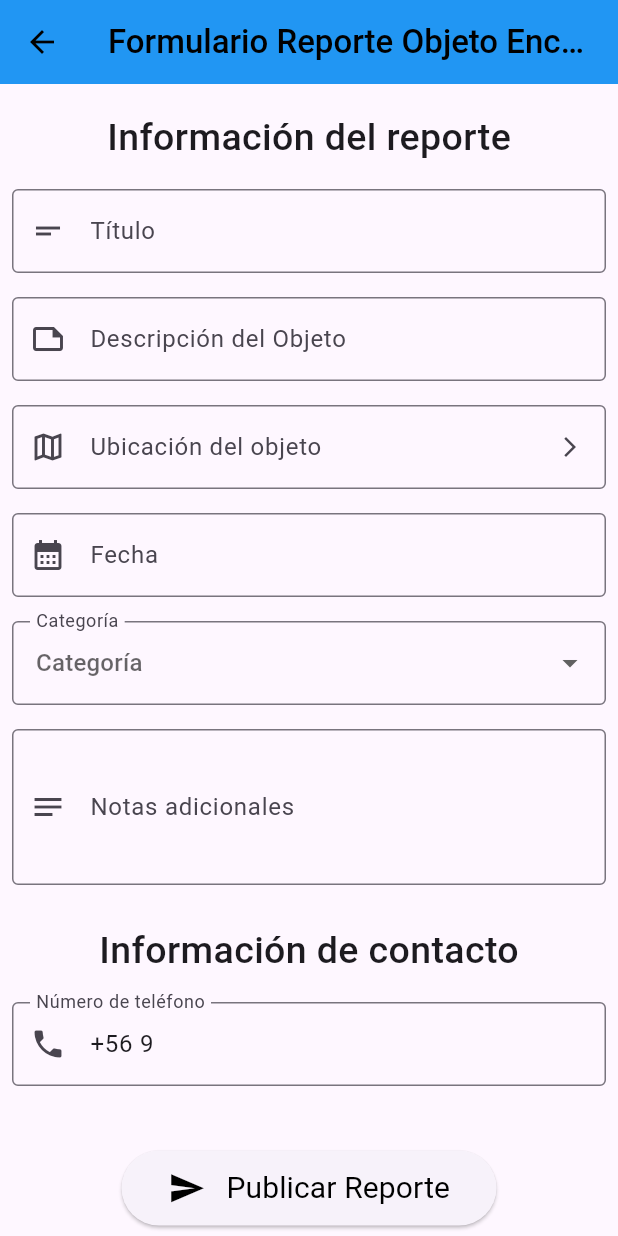
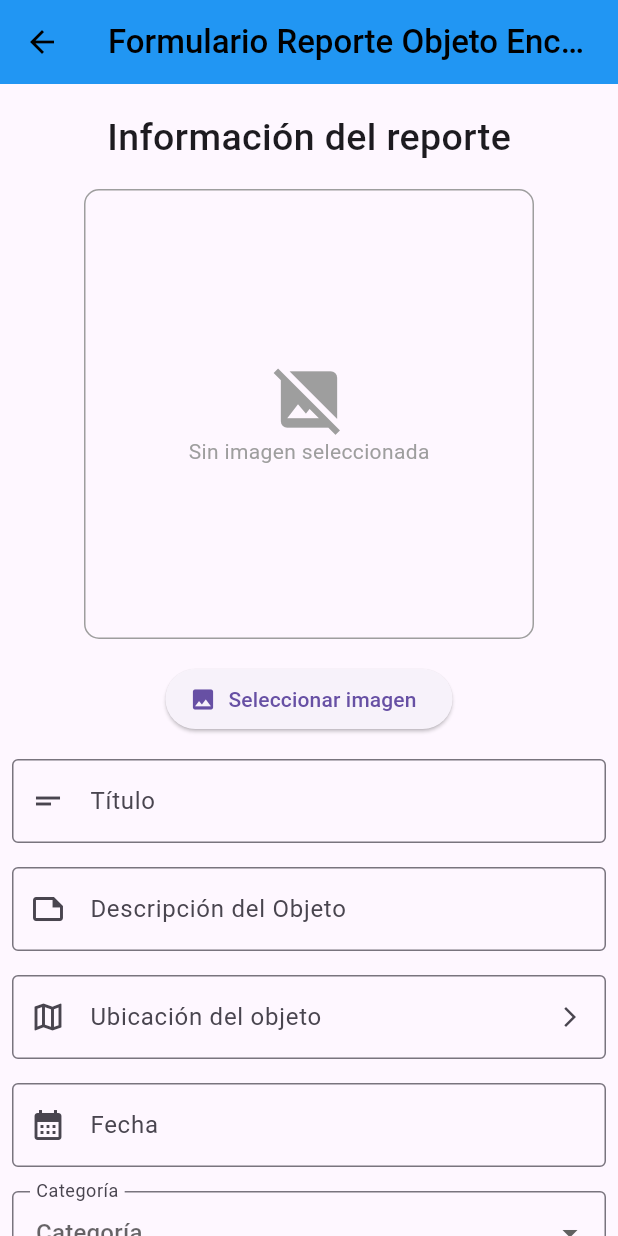
Before and after one commit to jmonsalve622/Proyecto-Ing-SW-10, a Flutter app: the CreateFoundObjectReportPage screen opened directly with empty values, on a phone screen of 412 x 824 dp. Run offline on Flutter 3.47's test engine with Material 3 defaults, Android fonts, the light colour scheme and no system bars; our stand-ins replace flutter_map, image_picker, latlong2, marquee.

Commit message:
fix: Subir Imagen al Reporte
- Correción lógica -> Imagen pertenece solo al Reporte, no a LostObject
- Imagen es una variable tipo File y no String
- Se adapta el codigo en pages de crear reportes y vista de reporte,
  pero se conserva el diseño anterior del widget de "Subir Imagen".
- Se corrige Overflow en version Android.

```diff
--- a/lib/pages/create_found_object_report_page.dart
+++ b/lib/pages/create_found_object_report_page.dart
@@ -4,6 +4,8 @@ import 'package:latlong2/latlong.dart';
 import 'package:proyecto_ing_sw_10/utils/description_field.dart';
 import 'osm_map_picker.dart';
 import 'package:proyecto_ing_sw_10/utils/logic.dart';
+import 'dart:io';
+import 'package:image_picker/image_picker.dart';
 
 class CreateFoundObjectReportPage extends StatefulWidget {
   final User currentUser;
@@ -15,13 +17,24 @@ class CreateFoundObjectReportPage extends StatefulWidget {
 }
 
 class _CreateFoundObjectReportPageState extends State<CreateFoundObjectReportPage> {
+  File? _selectedImage;
+  final ImagePicker _picker = ImagePicker();
+
+  Future<void> _pickImage() async {
+    final XFile? pickedFile = await _picker.pickImage(source: ImageSource.gallery);
+
+    if (pickedFile != null) {
+      setState(() {
+        _selectedImage = File(pickedFile.path);
+      });
+    }
+  }
+
   final TextEditingController _titleController = TextEditingController();
   final TextEditingController _descriptionController = TextEditingController();
   final TextEditingController _ubicationController = TextEditingController();
   final TextEditingController _dateController = TextEditingController();
   final TextEditingController _categoryController = TextEditingController();
-  //final TextEditingController _userNameController = TextEditingController();
-  //final TextEditingController _userEmailController = TextEditingController();
   final TextEditingController _userPhoneController = TextEditingController(text: "+56 9 ");
   final TextEditingController _notasController = TextEditingController();
   final List<String> categoryOptions = ["Estudio", "Tecnología", "Personal", "Higene", "Ropa", "Deportivo", "Otros"];
@@ -48,6 +61,39 @@ class _CreateFoundObjectReportPageState extends State<CreateFoundObjectReportPag
               ),
             ),
 
+            // Subir Imagen
+            Padding(
+              padding: const EdgeInsets.all(8),
+              child: Container(
+                width: 300,
+                height: 300,
+                decoration: BoxDecoration(
+                  border: Border.all(color: Colors.grey),
+                  borderRadius: BorderRadius.circular(10),
+                ),
+                child: (_selectedImage != null)
+                    ? Image.file(
+                  _selectedImage!,
+                  fit: BoxFit.cover,
+                )
+                    : const Column(
+                  mainAxisAlignment: MainAxisAlignment.center,
+                  children: [
+                    Icon(Icons.image_not_supported, size: 50, color: Colors.grey),
+                    Text("Sin imagen seleccionada", style: TextStyle(color: Colors.grey)),
+                  ],
+                ),
+              ),
+            ),
+            Padding(
+              padding: const EdgeInsets.all(8),
+              child: ElevatedButton.icon(
+                onPressed: _pickImage,
+                icon: const Icon(Icons.image),
+                label: const Text("Seleccionar imagen"),
+              ),
+            ),
+
             Padding(
               padding: const EdgeInsets.all(8),
               child: TextField(
@@ -60,6 +106,7 @@ class _CreateFoundObjectReportPageState extends State<CreateFoundObjectReportPag
                 ),
               ),
             ),
+
             // Descripción del Objeto
             DescriptionField(controller: _descriptionController),
 
@@ -204,6 +251,12 @@ class _CreateFoundObjectReportPageState extends State<CreateFoundObjectReportPag
                 height: 50,
                 child: ElevatedButton(
                   onPressed: () {
+                    if (_selectedImage == null) {
+                      ScaffoldMessenger.of(context).showSnackBar(
+                        const SnackBar(content: Text("El objeto debe tener una imagen")),
+                      );
+                      return;
+                    }
                     if (_titleController.text.trim().isEmpty) {
                       ScaffoldMessenger.of(context).showSnackBar(
                         const SnackBar(content: Text("El título no puede estar vacío")),
@@ -247,7 +300,6 @@ class _CreateFoundObjectReportPageState extends State<CreateFoundObjectReportPag
                       object: LostObject(
                         id: "obj-${DateTime.now().millisecondsSinceEpoch}",
                         name: _titleController.text,
-                        imageUrl: "",
                         dateLost: pickedDate ?? DateTime.now(),
                       ),
                       title: _titleController.text,
@@ -261,7 +313,8 @@ class _CreateFoundObjectReportPageState extends State<CreateFoundObjectReportPag
                       userEmail: widget.currentUser.email,
                       userPhone: _userPhoneController.text,
                       userId: widget.currentUser.id,
-                      reportState: ReportState.Pending
+                      reportState: ReportState.Pending,
+                      image: _selectedImage,
                     );
                     ReportManager.addReport(newReport);
                     debugPrint("Reporte creado: $newReport");
--- a/lib/utils/logic.dart
+++ b/lib/utils/logic.dart
@@ -1,3 +1,5 @@
+import 'dart:io';
+
 //Clase Usuario, por ahora solo contiene los atributos basicos: id, nombre y correo
 class User {
   final String id;
@@ -33,13 +35,11 @@ class Admin extends User {
 class LostObject {
   final String id;
   final String name;
-  final String imageUrl;
   final DateTime dateLost;
 
   LostObject({
     required this.id,
     required this.name,
-    required this.imageUrl,
     required this.dateLost,
   });
 }
@@ -64,6 +64,7 @@ class Report {
   final String userPhone;
   final ObjectState initialState;
   ReportState reportState;
+  File? image;
 
   Report({
     required this.id,
@@ -80,7 +81,8 @@ class Report {
     required this.userEmail,
     required this.userPhone,
     required this.initialState,
-    required this.reportState
+    required this.reportState,
+    this.image,
   });
 
     @override
--- a/pubspec.yaml
+++ b/pubspec.yaml
@@ -16,6 +16,7 @@ dependencies:
   flutter_map: ^8.2.2
   latlong2: ^0.9.1
   marquee: ^2.2.3
+  image_picker: ^1.2.1
 
 dev_dependencies:
   flutter_test:
```
Also changed, not shown: lib/pages/create_lost_object_report_page.dart (+60 -6 lines), lib/pages/report_page.dart (+21 -15 lines), pubspec.lock, 5 other files.
